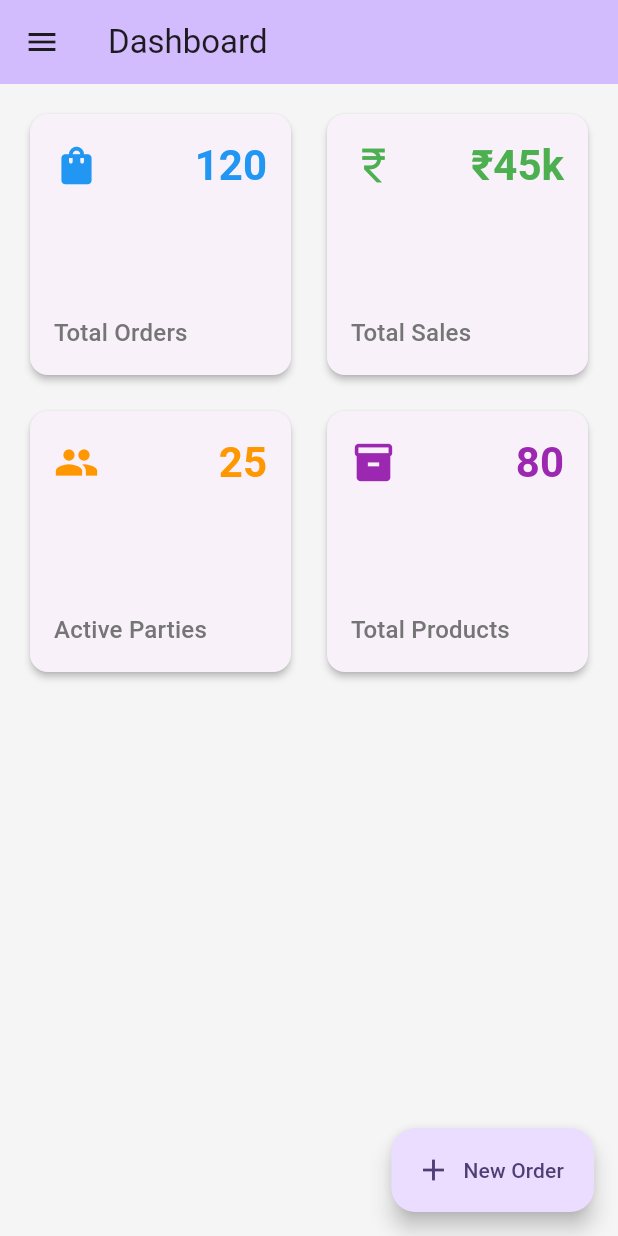
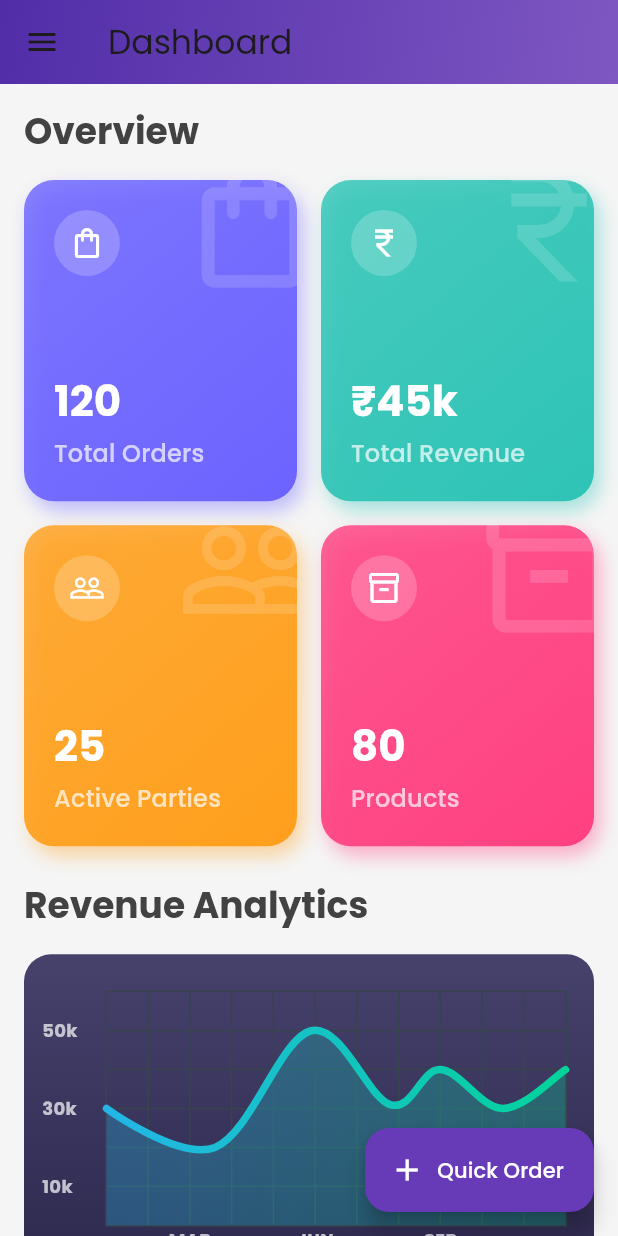
Before and after one commit to Vivekchavda1374/Hetanshi-Enterprise, a Flutter app: the DashboardScreen screen opened by its route, on a phone screen of 412 x 824 dp. Run offline on Flutter 3.47's test engine with Material 3 defaults, Android fonts, the phone set to English and light mode, and no system bars; drawn by our look-alikes of fl_chart; our stand-ins replace flutter_staggered_animations, google_fonts.

Commit message:
feat: Implement revenue chart and refresh dashboard UI with staggered animations and Poppins font.

```diff
--- a/lib/main.dart
+++ b/lib/main.dart
@@ -1,4 +1,5 @@
 import 'package:flutter/material.dart';
+import 'package:google_fonts/google_fonts.dart';
 import 'package:hetanshi_enterprise/screens/login_screen.dart';
 import 'package:hetanshi_enterprise/screens/dashboard_screen.dart';
 import 'package:hetanshi_enterprise/screens/product/product_list_screen.dart';
@@ -20,6 +21,7 @@ class MyApp extends StatelessWidget {
       title: 'Hetanshi Enterprise',
       debugShowCheckedModeBanner: false,
       theme: ThemeData(
+        textTheme: GoogleFonts.poppinsTextTheme(),
         colorScheme: ColorScheme.fromSeed(seedColor: Colors.deepPurple),
         useMaterial3: true,
         inputDecorationTheme: const InputDecorationTheme(
--- a/lib/screens/dashboard_screen.dart
+++ b/lib/screens/dashboard_screen.dart
@@ -1,6 +1,8 @@
 import 'package:flutter/material.dart';
+import 'package:flutter_staggered_animations/flutter_staggered_animations.dart';
 import 'package:hetanshi_enterprise/widgets/app_drawer.dart';
 import 'package:hetanshi_enterprise/widgets/summary_card.dart';
+import 'package:hetanshi_enterprise/widgets/revenue_chart.dart';
 
 class DashboardScreen extends StatelessWidget {
   const DashboardScreen({super.key});
@@ -8,51 +10,132 @@ class DashboardScreen extends StatelessWidget {
   @override
   Widget build(BuildContext context) {
     return Scaffold(
+      backgroundColor: Colors.grey[100],
       appBar: AppBar(
         title: const Text('Dashboard'),
-        backgroundColor: Theme.of(context).colorScheme.inversePrimary,
+        backgroundColor: Colors.transparent,
+        elevation: 0,
+        flexibleSpace: Container(
+          decoration: BoxDecoration(
+            gradient: LinearGradient(
+              colors: [Colors.deepPurple.shade700, Colors.deepPurple.shade400],
+              begin: Alignment.topLeft,
+              end: Alignment.bottomRight,
+            ),
+          ),
+        ),
       ),
       drawer: const AppDrawer(),
-      body: Padding(
+      body: AnimationLimiter(
+        child: SingleChildScrollView(
           padding: const EdgeInsets.all(16.0),
-        child: GridView.count(
+          child: Column(
+            crossAxisAlignment: CrossAxisAlignment.start,
+            children: AnimationConfiguration.toStaggeredList(
+              duration: const Duration(milliseconds: 375),
+              childAnimationBuilder: (widget) => SlideAnimation(
+                horizontalOffset: 50.0,
+                child: FadeInAnimation(
+                  child: widget,
+                ),
+              ),
+              children: [
+                Text(
+                  "Overview",
+                  style: Theme.of(context).textTheme.headlineSmall?.copyWith(
+                        fontWeight: FontWeight.bold,
+                        color: Colors.grey[800],
+                      ),
+                ),
+                const SizedBox(height: 16),
+                GridView.count(
+                  shrinkWrap: true,
+                  physics: const NeverScrollableScrollPhysics(),
                   crossAxisCount: 2,
                   crossAxisSpacing: 16,
                   mainAxisSpacing: 16,
+                  childAspectRatio: 0.85,
                   children: const [
                     SummaryCard(
                       title: 'Total Orders',
                       value: '120',
-              icon: Icons.shopping_bag,
-              color: Colors.blue,
+                      icon: Icons.shopping_bag_outlined,
+                      color: Color(0xFF6C63FF),
                     ),
                     SummaryCard(
-              title: 'Total Sales',
+                      title: 'Total Revenue',
                       value: '₹45k',
                       icon: Icons.currency_rupee,
-              color: Colors.green,
+                      color: Color(0xFF2EC4B6),
                     ),
                     SummaryCard(
                       title: 'Active Parties',
                       value: '25',
-              icon: Icons.people,
-              color: Colors.orange,
+                      icon: Icons.people_outline,
+                      color: Color(0xFFFF9F1C),
                     ),
                     SummaryCard(
-              title: 'Total Products',
+                      title: 'Products',
                       value: '80',
-              icon: Icons.inventory,
-              color: Colors.purple,
+                      icon: Icons.inventory_2_outlined,
+                      color: Color(0xFFFF4081),
+                    ),
+                  ],
+                ),
+                const SizedBox(height: 24),
+                Text(
+                  "Revenue Analytics",
+                  style: Theme.of(context).textTheme.headlineSmall?.copyWith(
+                        fontWeight: FontWeight.bold,
+                        color: Colors.grey[800],
+                      ),
+                ),
+                const SizedBox(height: 16),
+                const RevenueChart(),
+                const SizedBox(height: 24),
+                Text(
+                  "Recent Activity",
+                  style: Theme.of(context).textTheme.headlineSmall?.copyWith(
+                        fontWeight: FontWeight.bold,
+                        color: Colors.grey[800],
+                      ),
+                ),
+                const SizedBox(height: 16),
+                ListView.builder(
+                  shrinkWrap: true,
+                  physics: const NeverScrollableScrollPhysics(),
+                  itemCount: 5,
+                  itemBuilder: (context, index) {
+                    return Card(
+                      margin: const EdgeInsets.only(bottom: 12),
+                      elevation: 2,
+                      shape: RoundedRectangleBorder(
+                        borderRadius: BorderRadius.circular(12),
+                      ),
+                      child: ListTile(
+                        leading: CircleAvatar(
+                          backgroundColor: Colors.deepPurple.shade50,
+                          child: const Icon(Icons.receipt_long, color: Colors.deepPurple),
+                        ),
+                        title: Text('Order #${1234 + index}'),
+                        subtitle: Text('2 mins ago • ₹${(index + 1) * 150}'),
+                        trailing: const Icon(Icons.arrow_forward_ios, size: 16),
+                      ),
+                    );
+                  },
                 ),
               ],
             ),
           ),
+        ),
+      ),
       floatingActionButton: FloatingActionButton.extended(
         onPressed: () {
-          // TODO: Navigate to Create Order
+          // TODO: New transaction
         },
-        icon: const Icon(Icons.add),
-        label: const Text('New Order'),
+        backgroundColor: Colors.deepPurple,
+        icon: const Icon(Icons.add, color: Colors.white),
+        label: const Text('Quick Order', style: TextStyle(color: Colors.white)),
       ),
     );
   }
--- /dev/null
+++ b/lib/widgets/revenue_chart.dart
@@ -0,0 +1,178 @@
+import 'package:fl_chart/fl_chart.dart';
+import 'package:flutter/material.dart';
+
+class RevenueChart extends StatelessWidget {
+  const RevenueChart({super.key});
+
+  @override
+  Widget build(BuildContext context) {
+    return AspectRatio(
+      aspectRatio: 1.70,
+      child: Container(
+        decoration: const BoxDecoration(
+          borderRadius: BorderRadius.all(
+            Radius.circular(18),
+          ),
+          gradient: LinearGradient(
+            colors: [
+              Color(0xff2c274c),
+              Color(0xff46426c),
+            ],
+            begin: Alignment.bottomCenter,
+            end: Alignment.topCenter,
+          ),
+        ),
+        child: Padding(
+          padding: const EdgeInsets.only(
+            right: 18,
+            left: 12,
+            top: 24,
+            bottom: 12,
+          ),
+          child: LineChart(
+            mainData(),
+          ),
+        ),
+      ),
+    );
+  }
+
+  LineChartData mainData() {
+    return LineChartData(
+      gridData: FlGridData(
+        show: true,
+        drawVerticalLine: true,
+        horizontalInterval: 1,
+        verticalInterval: 1,
+        getDrawingHorizontalLine: (value) {
+          return const FlLine(
+            color: Color(0xff37434d),
+            strokeWidth: 1,
+          );
+        },
+        getDrawingVerticalLine: (value) {
+          return const FlLine(
+            color: Color(0xff37434d),
+            strokeWidth: 1,
+          );
+        },
+      ),
+      titlesData: FlTitlesData(
+        show: true,
+        rightTitles: const AxisTitles(
+          sideTitles: SideTitles(showTitles: false),
+        ),
+        topTitles: const AxisTitles(
+          sideTitles: SideTitles(showTitles: false),
+        ),
+        bottomTitles: AxisTitles(
+          sideTitles: SideTitles(
+            showTitles: true,
+            reservedSize: 30,
+            interval: 1,
+            getTitlesWidget: bottomTitleWidgets,
+          ),
+        ),
+        leftTitles: AxisTitles(
+          sideTitles: SideTitles(
+            showTitles: true,
+            interval: 1,
+            getTitlesWidget: leftTitleWidgets,
+            reservedSize: 42,
+          ),
+        ),
+      ),
+      borderData: FlBorderData(
+        show: true,
+        border: Border.all(color: const Color(0xff37434d)),
+      ),
+      minX: 0,
+      maxX: 11,
+      minY: 0,
+      maxY: 6,
+      lineBarsData: [
+        LineChartBarData(
+          spots: const [
+            FlSpot(0, 3),
+            FlSpot(2.6, 2),
+            FlSpot(4.9, 5),
+            FlSpot(6.8, 3.1),
+            FlSpot(8, 4),
+            FlSpot(9.5, 3),
+            FlSpot(11, 4),
+          ],
+          isCurved: true,
+          gradient: const LinearGradient(
+            colors: [
+              Color(0xff23b6e6),
+              Color(0xff02d39a),
+            ],
+          ),
+          barWidth: 5,
+          isStrokeCapRound: true,
+          dotData: const FlDotData(
+            show: false,
+          ),
+          belowBarData: BarAreaData(
+            show: true,
+            gradient: LinearGradient(
+              colors: [
+                const Color(0xff23b6e6).withOpacity(0.3),
+                const Color(0xff02d39a).withOpacity(0.3),
+              ],
+            ),
+          ),
+        ),
+      ],
+    );
+  }
+
+  Widget bottomTitleWidgets(double value, TitleMeta meta) {
+    const style = TextStyle(
+      fontWeight: FontWeight.bold,
+      fontSize: 12, // Reduced size slightly
+      color: Colors.white70,
+    );
+    Widget text;
+    switch (value.toInt()) {
+      case 2:
+        text = const Text('MAR', style: style);
+        break;
+      case 5:
+        text = const Text('JUN', style: style);
+        break;
+      case 8:
+        text = const Text('SEP', style: style);
+        break;
+      default:
+        text = const Text('', style: style);
+        break;
+    }
+
+    return text;
+  }
+
+  Widget leftTitleWidgets(double value, TitleMeta meta) {
+    const style = TextStyle(
+      fontWeight: FontWeight.bold,
+      fontSize: 12,
+      color: Colors.white70,
+    );
+    String text;
+    switch (value.toInt()) {
+      case 1:
+        text = '10k';
+        break;
+      case 3:
+        text = '30k';
+        break;
+      case 5:
+        text = '50k';
+        break;
+      default:
+        return Container();
+    }
+
+    return Text(text, style: style, textAlign: TextAlign.left);
+  }
+}
--- a/lib/widgets/summary_card.dart
+++ b/lib/widgets/summary_card.dart
@@ -16,37 +16,74 @@ class SummaryCard extends StatelessWidget {
 
   @override
   Widget build(BuildContext context) {
-    return Card(
-      elevation: 2,
-      child: Padding(
-        padding: const EdgeInsets.all(16.0),
+    return Container(
+      decoration: BoxDecoration(
+        borderRadius: BorderRadius.circular(20),
+        gradient: LinearGradient(
+          begin: Alignment.topLeft,
+          end: Alignment.bottomRight,
+          colors: [
+            color.withOpacity(0.8),
+            color,
+          ],
+        ),
+        boxShadow: [
+          BoxShadow(
+            color: color.withOpacity(0.4),
+            blurRadius: 10,
+            offset: const Offset(4, 6),
+          ),
+        ],
+      ),
+      child: Stack(
+        children: [
+          Positioned(
+            right: -20,
+            top: -20,
+            child: Icon(
+              icon,
+              size: 100,
+              color: Colors.white.withOpacity(0.15),
+            ),
+          ),
+          Padding(
+            padding: const EdgeInsets.all(20.0),
             child: Column(
               crossAxisAlignment: CrossAxisAlignment.start,
               mainAxisAlignment: MainAxisAlignment.spaceBetween,
               children: [
-            Row(
-              mainAxisAlignment: MainAxisAlignment.spaceBetween,
+                Container(
+                  padding: const EdgeInsets.all(10),
+                  decoration: BoxDecoration(
+                    color: Colors.white.withOpacity(0.2),
+                    shape: BoxShape.circle,
+                  ),
+                  child: Icon(icon, color: Colors.white, size: 24),
+                ),
+                Column(
+                  crossAxisAlignment: CrossAxisAlignment.start,
                   children: [
-                Icon(icon, color: color, size: 30),
                     Text(
                       value,
                       style: Theme.of(context).textTheme.headlineMedium?.copyWith(
                             fontWeight: FontWeight.bold,
-                        color: color,
+                            color: Colors.white,
+                          ),
+                    ),
+                    const SizedBox(height: 5),
+                    Text(
+                      title,
+                      style: Theme.of(context).textTheme.titleMedium?.copyWith(
+                            color: Colors.white70,
                           ),
                     ),
                   ],
                 ),
-            const SizedBox(height: 10),
-            Text(
-              title,
-              style: Theme.of(context).textTheme.titleMedium?.copyWith(
-                    color: Colors.grey[600],
+              ],
             ),
           ),
         ],
       ),
-      ),
     );
   }
 }
```
Also changed, not shown: pubspec.lock, 1 other file. Lines whose indentation alone changed are shown as unchanged.
